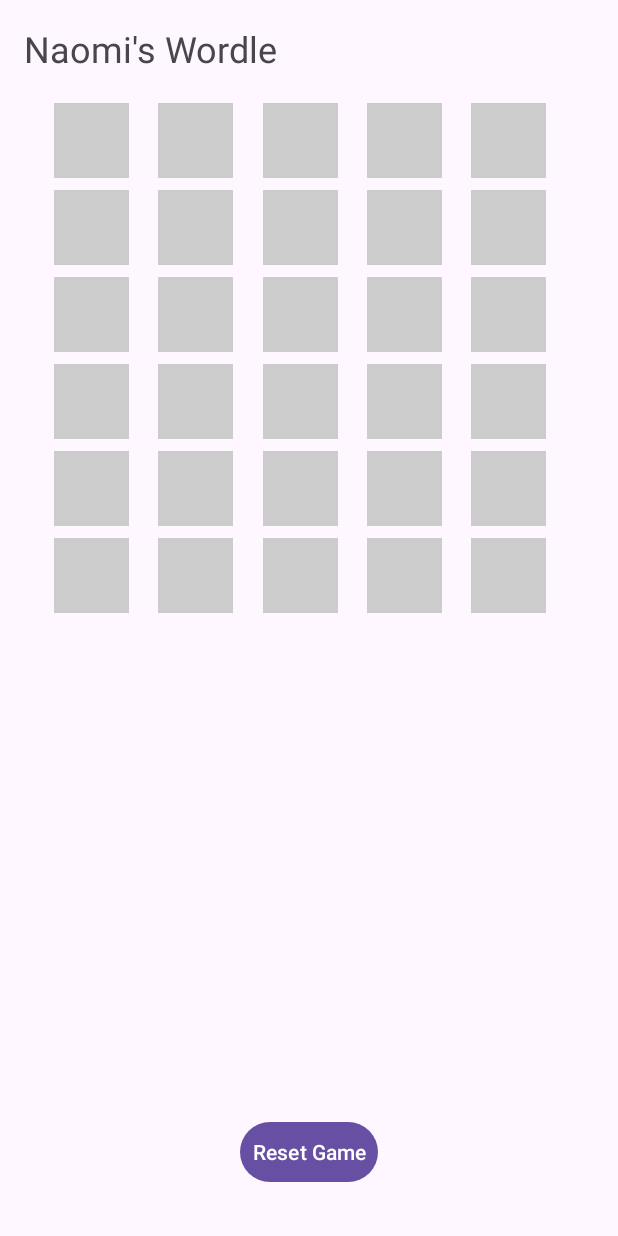
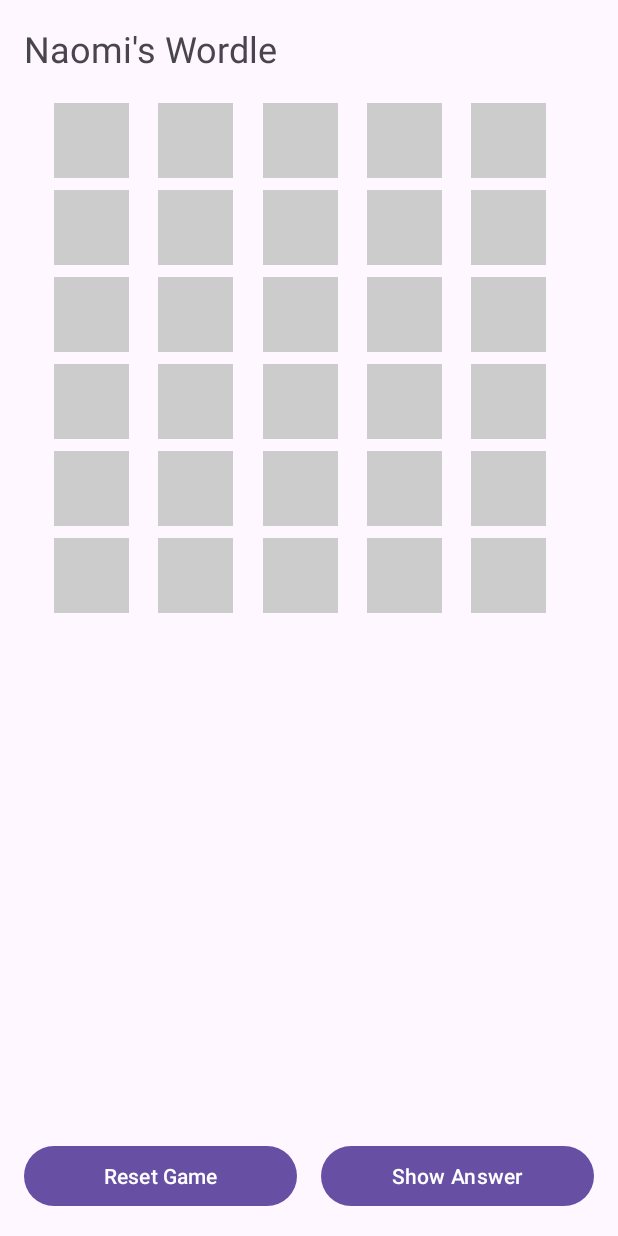
Before and after one commit to ntak1/WordleAndroid, an Android app: the screen it shows after launch (MainActivity), after a tap on "Reset Game", on a phone screen of 412 x 824 dp. Run offline under Robolectric (Android 15) with nearby library versions, the phone set to English and light mode, and no system bars.

Commit message:
Add button to show the answer and fix bugs

```diff
--- a/app/src/main/java/com/example/wordle/business/WordleState.kt
+++ b/app/src/main/java/com/example/wordle/business/WordleState.kt
@@ -15,7 +15,6 @@ class WordleState(private val sharedPreferences: SharedPreferences): ViewModel()
         const val LOGGER_TAG = "naomitkm_debug"
     }
     var chosenWord: Word? = null
-    var currentWord: Word? = null
     var gameState = MutableLiveData(GameState.GAME_ON)
 
     var currentRow: Int = 0
@@ -33,7 +32,6 @@ class WordleState(private val sharedPreferences: SharedPreferences): ViewModel()
     fun reset() {
         chosenWord = null
         currentRow = 0
-        currentWord = null
     }
 
     fun setLostGame() {
--- a/app/src/main/java/com/example/wordle/fragments/MainActivity.kt
+++ b/app/src/main/java/com/example/wordle/fragments/MainActivity.kt
@@ -24,7 +24,6 @@ class MainActivity : AppCompatActivity() {
         val sharedPreferences = getSharedPreferences("WordleStats", MODE_PRIVATE)
         wordleState = WordleState(sharedPreferences)
         wordleState.chosenWord = loadWords(this).random()
-        Log.d(WordleState.LOGGER_TAG, String.format("Chosen Word= [%s]", wordleState.chosenWord!!.word))
         wordleState.gameState.observe(this) {
             gameState ->
             run {
@@ -46,6 +45,11 @@ class MainActivity : AppCompatActivity() {
         resetButton.setOnClickListener {
             resetGame()
         }
+        // Set up the showAnswer button click listener
+        val showAnswerButton = findViewById<Button>(R.id.showAnswer)
+        showAnswerButton.setOnClickListener {
+            showAnswer()
+        }
     }
 
     private fun showGameResultPopup(message: String) {
@@ -60,9 +64,21 @@ class MainActivity : AppCompatActivity() {
 
     private fun resetGame() {
         adapter.resetBoard()
+        wordleState.reset()
         wordleState.chosenWord = loadWords(this).random()
-        wordleState.reset()
+        Log.d(WordleState.LOGGER_TAG, "chosenWord ${wordleState.chosenWord}")
         wordleState.gameState.value = WordleState.GameState.GAME_ON
         // Reset game logic, such as clearing the board or restarting the state
     }
+
+    private fun showAnswer() {
+        val dialog = AlertDialog.Builder(this)
+            .setTitle("Answer")
+            .setMessage(wordleState.chosenWord?.word.toString())
+            .setPositiveButton("OK") { dialog, _ ->
+                dialog.dismiss()
+            }
+            .create()
+        dialog.show()
+    }
 }
--- a/app/src/main/res/layout/activity_main.xml
+++ b/app/src/main/res/layout/activity_main.xml
@@ -4,7 +4,6 @@
         android:layout_width="match_parent"
         android:layout_height="match_parent" xmlns:app="http://schemas.android.com/apk/res-auto"
         android:orientation="vertical"
-        android:windowSoftInputMode="adjustNothing"
         android:padding="16dp">
 
     <TextView
@@ -25,13 +24,33 @@
             app:spanCount="5"
             android:layout_margin="16dp"/>
 
-    <!-- Reset Button -->
-    <Button
-            android:id="@+id/resetButton"
-            android:layout_width="wrap_content"
+    <!-- Buttons Container -->
+    <LinearLayout
+            android:layout_width="match_parent"
             android:layout_height="wrap_content"
-            android:text="@string/reset_game"
-            android:layout_gravity="center_horizontal"
-            android:padding="8dp"
-            android:layout_marginBottom="16dp"/>
+            android:orientation="horizontal"
+            android:gravity="center"
+            android:layout_marginTop="8dp">
+
+        <!-- Reset Button -->
+        <Button
+                android:id="@+id/resetButton"
+                android:layout_width="0dp"
+                android:layout_height="wrap_content"
+                android:layout_weight="1"
+                android:text="@string/reset_game"
+                android:padding="8dp"
+                android:layout_marginEnd="8dp"/>
+
+        <!-- Show Answer Button -->
+        <Button
+                android:id="@+id/showAnswer"
+                android:layout_width="0dp"
+                android:layout_height="wrap_content"
+                android:layout_weight="1"
+                android:text="@string/show_answer"
+                android:padding="8dp"
+                android:layout_marginStart="8dp"/>
+    </LinearLayout>
+
 </LinearLayout>
--- a/app/src/main/res/values/strings.xml
+++ b/app/src/main/res/values/strings.xml
@@ -39,4 +39,5 @@
     </string>
     <string name="reset_game">Reset Game</string>
     <string name="wordle_title">Naomi\'s Wordle</string>
+    <string name="show_answer">Show Answer</string>
 </resources>
```
Also changed, not shown: app/src/main/java/com/example/wordle/adapter/WordleAdapter.kt (+21 -15 lines).
